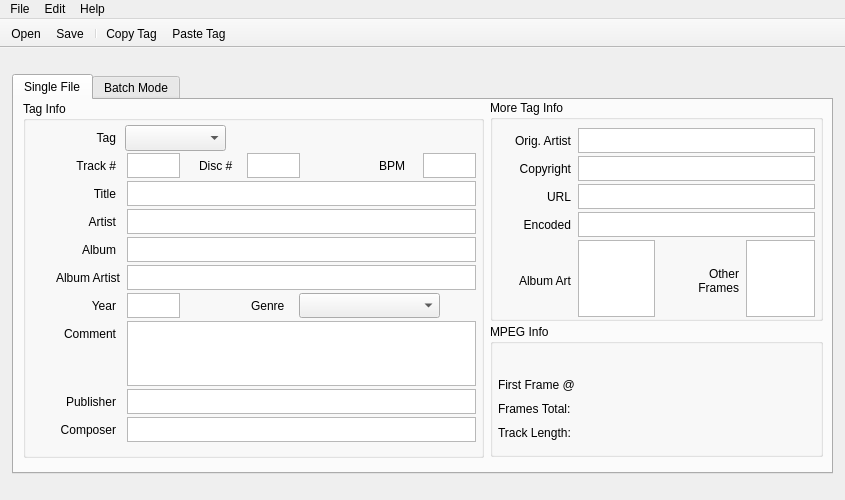
This is window.ui in Odept/mp3_tag_editor as Qt 5 draws it before an edit. The edited form follows.
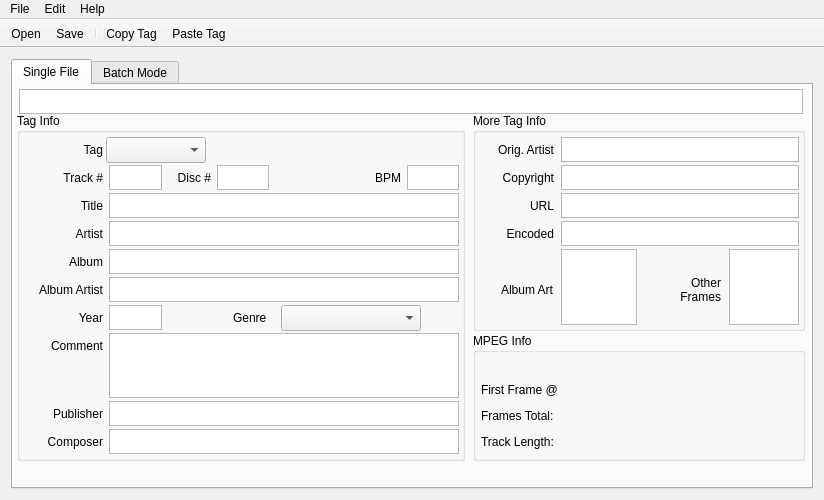
This is the edited form. Icons and pictures are not drawn. Custom widgets are drawn as their Qt base class.

What changed in the file:
```diff
--- a/window.ui
+++ b/window.ui
@@ -6,10 +6,22 @@
    <rect>
     <x>0</x>
     <y>0</y>
-    <width>845</width>
+    <width>824</width>
     <height>500</height>
    </rect>
   </property>
+  <property name="sizePolicy">
+   <sizepolicy hsizetype="Preferred" vsizetype="Fixed">
+    <horstretch>0</horstretch>
+    <verstretch>0</verstretch>
+   </sizepolicy>
+  </property>
+  <property name="minimumSize">
+   <size>
+    <width>824</width>
+    <height>476</height>
+   </size>
+  </property>
   <property name="acceptDrops">
    <bool>true</bool>
   </property>
@@ -26,21 +38,6 @@
    <layout class="QGridLayout" name="gridLayout">
     <item row="0" column="0">
      <widget class="QTabWidget" name="tabsMode">
-      <property name="minimumSize">
-       <size>
-        <width>821</width>
-        <height>400</height>
-       </size>
-      </property>
-      <property name="maximumSize">
-       <size>
-        <width>0</width>
-        <height>400</height>
-       </size>
-      </property>
-      <property name="currentIndex">
-       <number>0</number>
-      </property>
       <widget class="QWidget" name="tabFile">
        <attribute name="title">
         <string>Single File</string>
@@ -48,10 +45,10 @@
        <widget class="QGroupBox" name="boxTag">
         <property name="geometry">
          <rect>
-          <x>9</x>
-          <y>1</y>
-          <width>461</width>
-          <height>357</height>
+          <x>4</x>
+          <y>28</y>
+          <width>448</width>
+          <height>348</height>
          </rect>
         </property>
         <property name="title">
@@ -60,9 +57,9 @@
         <widget class="QLabel" name="labelTrack">
          <property name="geometry">
           <rect>
-           <x>40</x>
+           <x>34</x>
            <y>52</y>
-           <width>53</width>
+           <width>52</width>
            <height>25</height>
           </rect>
          </property>
@@ -76,7 +73,7 @@
         <widget class="TextEdit" name="editTrack">
          <property name="geometry">
           <rect>
-           <x>104</x>
+           <x>92</x>
            <y>52</y>
            <width>53</width>
            <height>25</height>
@@ -106,22 +103,25 @@
         <widget class="QLabel" name="labelDisc">
          <property name="geometry">
           <rect>
-           <x>176</x>
+           <x>150</x>
            <y>52</y>
-           <width>45</width>
+           <width>44</width>
            <height>25</height>
           </rect>
          </property>
          <property name="text">
           <string>Disc #</string>
          </property>
+         <property name="alignment">
+          <set>Qt::AlignRight|Qt::AlignTrailing|Qt::AlignVCenter</set>
+         </property>
         </widget>
         <widget class="TextEdit" name="editDisc">
          <property name="geometry">
           <rect>
-           <x>224</x>
+           <x>200</x>
            <y>52</y>
-           <width>53</width>
+           <width>52</width>
            <height>25</height>
           </rect>
          </property>
@@ -149,22 +149,25 @@
         <widget class="QLabel" name="labelBPM">
          <property name="geometry">
           <rect>
-           <x>356</x>
+           <x>344</x>
            <y>52</y>
-           <width>41</width>
+           <width>40</width>
            <height>25</height>
           </rect>
          </property>
          <property name="text">
           <string>BPM</string>
          </property>
+         <property name="alignment">
+          <set>Qt::AlignRight|Qt::AlignTrailing|Qt::AlignVCenter</set>
+         </property>
         </widget>
         <widget class="TextEdit" name="editBPM">
          <property name="geometry">
           <rect>
-           <x>400</x>
+           <x>390</x>
            <y>52</y>
-           <width>53</width>
+           <width>52</width>
            <height>25</height>
           </rect>
          </property>
@@ -192,9 +195,9 @@
         <widget class="QLabel" name="labelTitle">
          <property name="geometry">
           <rect>
-           <x>56</x>
+           <x>50</x>
            <y>80</y>
-           <width>37</width>
+           <width>36</width>
            <height>25</height>
           </rect>
          </property>
@@ -208,9 +211,9 @@
         <widget class="TextEdit" name="editTitle">
          <property name="geometry">
           <rect>
-           <x>104</x>
+           <x>92</x>
            <y>80</y>
-           <width>349</width>
+           <width>350</width>
            <height>25</height>
           </rect>
          </property>
@@ -238,9 +241,9 @@
         <widget class="TextEdit" name="editArtist">
          <property name="geometry">
           <rect>
-           <x>104</x>
+           <x>92</x>
            <y>108</y>
-           <width>349</width>
+           <width>350</width>
            <height>25</height>
           </rect>
          </property>
@@ -268,9 +271,9 @@
         <widget class="TextEdit" name="editAlbum">
          <property name="geometry">
           <rect>
-           <x>104</x>
+           <x>92</x>
            <y>136</y>
-           <width>349</width>
+           <width>350</width>
            <height>25</height>
           </rect>
          </property>
@@ -298,9 +301,9 @@
         <widget class="TextEdit" name="editAArtist">
          <property name="geometry">
           <rect>
-           <x>104</x>
+           <x>92</x>
            <y>164</y>
-           <width>349</width>
+           <width>350</width>
            <height>25</height>
           </rect>
          </property>
@@ -328,9 +331,9 @@
         <widget class="QLabel" name="labelArtist">
          <property name="geometry">
           <rect>
-           <x>48</x>
+           <x>42</x>
            <y>108</y>
-           <width>45</width>
+           <width>44</width>
            <height>25</height>
           </rect>
          </property>
@@ -344,9 +347,9 @@
         <widget class="QLabel" name="labelAlbum">
          <property name="geometry">
           <rect>
-           <x>44</x>
+           <x>38</x>
            <y>136</y>
-           <width>49</width>
+           <width>48</width>
            <height>25</height>
           </rect>
          </property>
@@ -360,9 +363,9 @@
         <widget class="QLabel" name="labelAArtist">
          <property name="geometry">
           <rect>
-           <x>8</x>
+           <x>6</x>
            <y>164</y>
-           <width>89</width>
+           <width>80</width>
            <height>25</height>
           </rect>
          </property>
@@ -376,9 +379,9 @@
         <widget class="QComboBox" name="comboTag">
          <property name="geometry">
           <rect>
-           <x>102</x>
+           <x>89</x>
            <y>24</y>
-           <width>101</width>
+           <width>100</width>
            <height>26</height>
           </rect>
          </property>
@@ -386,9 +389,9 @@
         <widget class="QLabel" name="labelTag">
          <property name="geometry">
           <rect>
-           <x>64</x>
+           <x>58</x>
            <y>24</y>
-           <width>29</width>
+           <width>28</width>
            <height>25</height>
           </rect>
          </property>
@@ -402,9 +405,9 @@
         <widget class="QLabel" name="labelYear">
          <property name="geometry">
           <rect>
-           <x>60</x>
+           <x>54</x>
            <y>192</y>
-           <width>33</width>
+           <width>32</width>
            <height>25</height>
           </rect>
          </property>
@@ -418,7 +421,7 @@
         <widget class="TextEdit" name="editYear">
          <property name="geometry">
           <rect>
-           <x>104</x>
+           <x>92</x>
            <y>192</y>
            <width>53</width>
            <height>25</height>
@@ -448,9 +451,9 @@
         <widget class="QLabel" name="labelGenre">
          <property name="geometry">
           <rect>
-           <x>228</x>
+           <x>216</x>
            <y>192</y>
-           <width>45</width>
+           <width>44</width>
            <height>25</height>
           </rect>
          </property>
@@ -461,10 +464,10 @@
         <widget class="GenreBox" name="comboGenre">
          <property name="geometry">
           <rect>
-           <x>276</x>
+           <x>264</x>
            <y>192</y>
-           <width>141</width>
-           <height>25</height>
+           <width>140</width>
+           <height>26</height>
           </rect>
          </property>
          <property name="currentIndex">
@@ -474,9 +477,9 @@
         <widget class="TextEdit" name="editComment">
          <property name="geometry">
           <rect>
-           <x>104</x>
+           <x>92</x>
            <y>220</y>
-           <width>349</width>
+           <width>350</width>
            <height>65</height>
           </rect>
          </property>
@@ -504,9 +507,9 @@
         <widget class="QLabel" name="labelComment">
          <property name="geometry">
           <rect>
-           <x>24</x>
+           <x>18</x>
            <y>220</y>
-           <width>69</width>
+           <width>68</width>
            <height>25</height>
           </rect>
          </property>
@@ -520,9 +523,9 @@
         <widget class="TextEdit" name="editPublisher">
          <property name="geometry">
           <rect>
-           <x>104</x>
+           <x>92</x>
            <y>288</y>
-           <width>349</width>
+           <width>350</width>
            <height>25</height>
           </rect>
          </property>
@@ -550,9 +553,9 @@
         <widget class="QLabel" name="labelPublisher">
          <property name="geometry">
           <rect>
-           <x>24</x>
+           <x>18</x>
            <y>288</y>
-           <width>69</width>
+           <width>68</width>
            <height>25</height>
           </rect>
          </property>
@@ -566,9 +569,9 @@
         <widget class="TextEdit" name="editComposer">
          <property name="geometry">
           <rect>
-           <x>104</x>
+           <x>92</x>
            <y>316</y>
-           <width>349</width>
+           <width>350</width>
            <height>25</height>
           </rect>
          </property>
@@ -596,9 +599,9 @@
         <widget class="QLabel" name="labelComposer">
          <property name="geometry">
           <rect>
-           <x>20</x>
+           <x>14</x>
            <y>316</y>
-           <width>73</width>
+           <width>72</width>
            <height>25</height>
           </rect>
          </property>
@@ -612,9 +615,9 @@
         <widget class="QLabel" name="labelBoxGenre">
          <property name="geometry">
           <rect>
-           <x>420</x>
+           <x>408</x>
            <y>196</y>
-           <width>33</width>
+           <width>32</width>
            <height>16</height>
           </rect>
          </property>
@@ -625,9 +628,9 @@
         <widget class="QLabel" name="labelTagOffset">
          <property name="geometry">
           <rect>
-           <x>208</x>
+           <x>192</x>
            <y>24</y>
-           <width>89</width>
+           <width>88</width>
            <height>25</height>
           </rect>
          </property>
@@ -636,10 +639,10 @@
        <widget class="QGroupBox" name="boxInfo">
         <property name="geometry">
          <rect>
-          <x>476</x>
-          <y>224</y>
-          <width>333</width>
-          <height>133</height>
+          <x>460</x>
+          <y>248</y>
+          <width>332</width>
+          <height>128</height>
          </rect>
         </property>
         <property name="title">
@@ -649,8 +652,8 @@
          <property name="geometry">
           <rect>
            <x>8</x>
-           <y>48</y>
-           <width>97</width>
+           <y>44</y>
+           <width>90</width>
            <height>25</height>
           </rect>
          </property>
@@ -662,8 +665,8 @@
          <property name="geometry">
           <rect>
            <x>8</x>
-           <y>72</y>
-           <width>97</width>
+           <y>70</y>
+           <width>90</width>
            <height>25</height>
           </rect>
          </property>
@@ -676,7 +679,7 @@
           <rect>
            <x>8</x>
            <y>96</y>
-           <width>97</width>
+           <width>90</width>
            <height>25</height>
           </rect>
          </property>
@@ -689,7 +692,7 @@
           <rect>
            <x>8</x>
            <y>20</y>
-           <width>61</width>
+           <width>60</width>
            <height>25</height>
           </rect>
          </property>
@@ -699,7 +702,7 @@
           <rect>
            <x>164</x>
            <y>20</y>
-           <width>89</width>
+           <width>88</width>
            <height>25</height>
           </rect>
          </property>
@@ -709,7 +712,7 @@
           <rect>
            <x>264</x>
            <y>20</y>
-           <width>65</width>
+           <width>64</width>
            <height>25</height>
           </rect>
          </property>
@@ -717,9 +720,9 @@
         <widget class="QLabel" name="labelOffset">
          <property name="geometry">
           <rect>
-           <x>108</x>
-           <y>48</y>
-           <width>229</width>
+           <x>100</x>
+           <y>44</y>
+           <width>226</width>
            <height>25</height>
           </rect>
          </property>
@@ -730,9 +733,9 @@
         <widget class="QLabel" name="labelFrames">
          <property name="geometry">
           <rect>
-           <x>108</x>
-           <y>72</y>
-           <width>53</width>
+           <x>100</x>
+           <y>70</y>
+           <width>56</width>
            <height>25</height>
           </rect>
          </property>
@@ -743,9 +746,9 @@
         <widget class="QLabel" name="labelLen">
          <property name="geometry">
           <rect>
-           <x>108</x>
+           <x>100</x>
            <y>96</y>
-           <width>133</width>
+           <width>132</width>
            <height>25</height>
           </rect>
          </property>
@@ -758,7 +761,7 @@
           <rect>
            <x>88</x>
            <y>20</y>
-           <width>65</width>
+           <width>64</width>
            <height>25</height>
           </rect>
          </property>
@@ -767,10 +770,10 @@
        <widget class="QGroupBox" name="boxTagEx">
         <property name="geometry">
          <rect>
-          <x>476</x>
-          <y>0</y>
-          <width>333</width>
-          <height>221</height>
+          <x>460</x>
+          <y>28</y>
+          <width>332</width>
+          <height>218</height>
          </rect>
         </property>
         <property name="title">
@@ -780,7 +783,7 @@
          <property name="geometry">
           <rect>
            <x>12</x>
-           <y>56</y>
+           <y>52</y>
            <width>69</width>
            <height>25</height>
           </rect>
@@ -796,7 +799,7 @@
          <property name="geometry">
           <rect>
            <x>4</x>
-           <y>28</y>
+           <y>24</y>
            <width>77</width>
            <height>25</height>
           </rect>
@@ -812,8 +815,8 @@
          <property name="geometry">
           <rect>
            <x>88</x>
-           <y>28</y>
-           <width>237</width>
+           <y>24</y>
+           <width>238</width>
            <height>25</height>
           </rect>
          </property>
@@ -842,8 +845,8 @@
          <property name="geometry">
           <rect>
            <x>88</x>
-           <y>56</y>
-           <width>237</width>
+           <y>52</y>
+           <width>238</width>
            <height>25</height>
           </rect>
          </property>
@@ -872,8 +875,8 @@
          <property name="geometry">
           <rect>
            <x>88</x>
-           <y>84</y>
-           <width>237</width>
+           <y>80</y>
+           <width>238</width>
            <height>25</height>
           </rect>
          </property>
@@ -902,8 +905,8 @@
          <property name="geometry">
           <rect>
            <x>88</x>
-           <y>112</y>
-           <width>237</width>
+           <y>108</y>
+           <width>238</width>
            <height>25</height>
           </rect>
          </property>
@@ -932,7 +935,7 @@
          <property name="geometry">
           <rect>
            <x>48</x>
-           <y>84</y>
+           <y>80</y>
            <width>33</width>
            <height>25</height>
           </rect>
@@ -948,7 +951,7 @@
          <property name="geometry">
           <rect>
            <x>20</x>
-           <y>112</y>
+           <y>108</y>
            <width>61</width>
            <height>25</height>
           </rect>
@@ -964,8 +967,8 @@
          <property name="geometry">
           <rect>
            <x>8</x>
-           <y>168</y>
-           <width>73</width>
+           <y>164</y>
+           <width>72</width>
            <height>25</height>
           </rect>
          </property>
@@ -980,9 +983,9 @@
          <property name="geometry">
           <rect>
            <x>88</x>
-           <y>140</y>
-           <width>77</width>
-           <height>77</height>
+           <y>136</y>
+           <width>76</width>
+           <height>76</height>
           </rect>
          </property>
          <property name="cursor" stdset="0">
@@ -1005,9 +1008,9 @@
          <property name="geometry">
           <rect>
            <x>256</x>
-           <y>140</y>
-           <width>69</width>
-           <height>77</height>
+           <y>136</y>
+           <width>70</width>
+           <height>76</height>
           </rect>
          </property>
          <property name="toolTip">
@@ -1024,8 +1027,8 @@
          <property name="geometry">
           <rect>
            <x>188</x>
-           <y>164</y>
-           <width>61</width>
+           <y>160</y>
+           <width>60</width>
            <height>33</height>
           </rect>
          </property>
@@ -1040,6 +1043,42 @@
          </property>
         </widget>
        </widget>
+       <widget class="QTextEdit" name="editFile">
+        <property name="enabled">
+         <bool>true</bool>
+        </property>
+        <property name="geometry">
+         <rect>
+          <x>6</x>
+          <y>4</y>
+          <width>784</width>
+          <height>25</height>
+         </rect>
+        </property>
+        <property name="font">
+         <font>
+          <pointsize>11</pointsize>
+         </font>
+        </property>
+        <property name="inputMethodHints">
+         <set>Qt::ImhNone</set>
+        </property>
+        <property name="verticalScrollBarPolicy">
+         <enum>Qt::ScrollBarAlwaysOff</enum>
+        </property>
+        <property name="horizontalScrollBarPolicy">
+         <enum>Qt::ScrollBarAlwaysOff</enum>
+        </property>
+        <property name="lineWrapMode">
+         <enum>QTextEdit::NoWrap</enum>
+        </property>
+        <property name="readOnly">
+         <bool>true</bool>
+        </property>
+        <property name="placeholderText">
+         <string/>
+        </property>
+       </widget>
       </widget>
       <widget class="QWidget" name="tabBatch">
        <attribute name="title">
@@ -1055,7 +1094,7 @@
     <rect>
      <x>0</x>
      <y>0</y>
-     <width>845</width>
+     <width>824</width>
      <height>22</height>
     </rect>
    </property>
```
